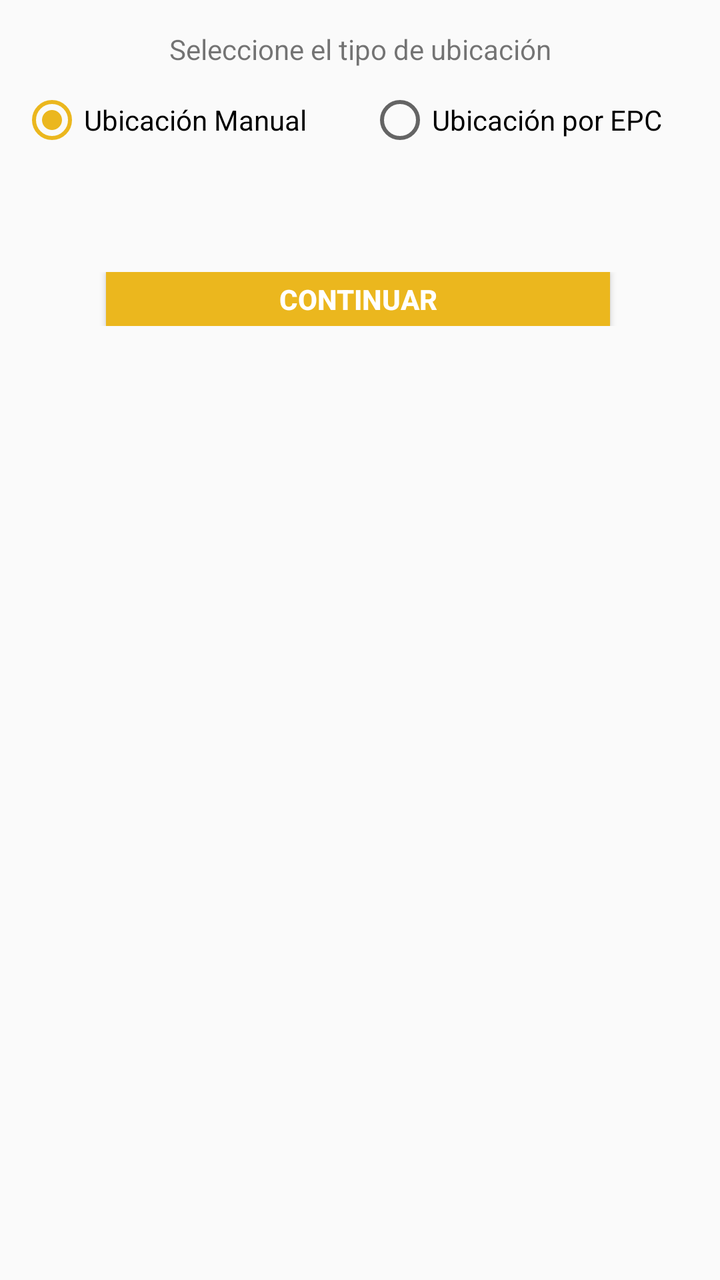
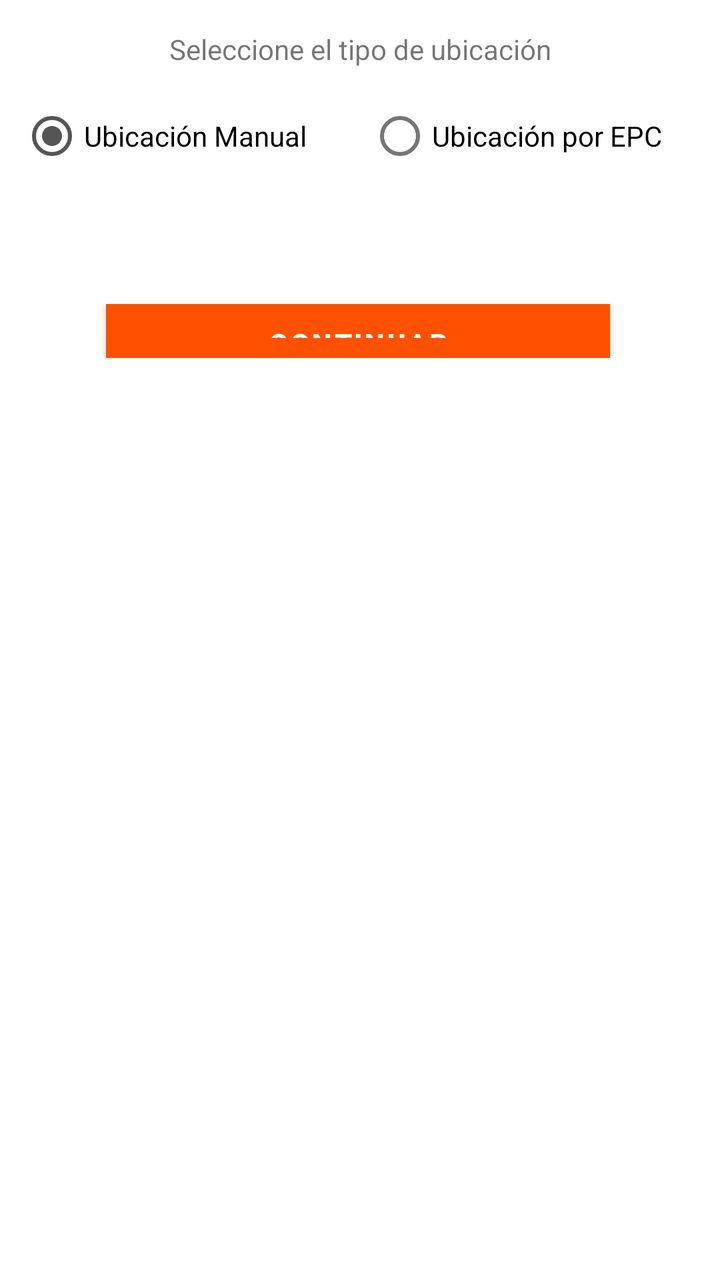

Compare the two renders of this Android layout. The source of the first and the diff that turns it into the second are given below.
<!-- AndroidManifest.xml: application theme AppTheme -->
<!-- res/layout/activity_asignar_ubicacion.xml -->
<?xml version="1.0" encoding="utf-8"?>
<android.support.constraint.ConstraintLayout
    xmlns:android="http://schemas.android.com/apk/res/android"
    xmlns:app="http://schemas.android.com/apk/res-auto"
    xmlns:tools="http://schemas.android.com/tools"
    android:layout_width="match_parent"
    android:layout_height="match_parent"
    tools:context=".Locate_Assets.AsignarUbicacion">

    <ScrollView
        android:id="@+id/elegirubicacion"
        android:layout_width="0dp"
        android:layout_height="match_parent"
        android:layout_marginBottom="8dp"
        app:layout_constraintBottom_toBottomOf="parent"
        app:layout_constraintEnd_toEndOf="parent"
        app:layout_constraintStart_toStartOf="parent">

        <LinearLayout
            android:layout_width="match_parent"
            android:layout_height="wrap_content"
            android:orientation="vertical">


            
            <TextView
                android:id="@+id/lblTipoUbicacion"
                android:layout_width="match_parent"
                android:layout_height="match_parent"
                android:textAlignment="center"
                android:text="Seleccione el tipo de ubicación"
                android:layout_marginTop="15dp"
                android:layout_marginBottom="10dp"
                />
            <RadioGroup
                android:id="@+id/opciones_inventario"
                android:layout_width="match_parent"
                android:layout_height="wrap_content"
                android:layout_marginBottom="40dp"
                android:layout_marginLeft="10dp"
                android:checkedButton="@id/rbt_ubicManual"
                android:orientation="horizontal"
                >

                <RadioButton
                    android:id="@+id/rbt_ubicManual"
                    android:layout_width="3dp"
                    android:layout_height="wrap_content"
                    android:layout_weight="0.8"
                    android:text="Ubicación Manual"
                    android:onClick="onRadioButtonClicked"/>

                <RadioButton
                    android:id="@+id/rbt_ubicPorEpc"
                    android:layout_width="5dp"
                    android:layout_height="wrap_content"
                    android:layout_weight="0.8"
                    android:text="Ubicación por EPC"
                    android:onClick="onRadioButtonClicked"/>
            </RadioGroup>

            <LinearLayout
                android:id="@+id/PanelEpc"
                android:layout_width="match_parent"
                android:layout_height="match_parent"
                android:orientation="horizontal"
                android:visibility="gone">

                <LinearLayout
                    android:layout_width="20dp"
                    android:layout_height="match_parent"
                    android:orientation="horizontal"></LinearLayout>

                <EditText
                    android:id="@+id/txt_epcInventario"
                    android:layout_width="wrap_content"
                    android:layout_height="wrap_content"
                    android:layout_weight="1"
                    android:ems="10"
                    android:inputType="textPersonName"
                    android:hint="Lea un Tag"
                    android:maxLength="24"
                    android:enabled="false"
                    android:textSize="18px"/>

                <LinearLayout
                    android:layout_width="17dp"
                    android:layout_height="match_parent"
                    android:orientation="horizontal"></LinearLayout>

                <Button
                    android:id="@+id/btn_ver"
                    android:layout_width="68dp"
                    android:layout_height="27dp"
                    android:layout_weight="1"
                    android:background="@color/colorPrimary"
                    android:text="@string/ver"
                    android:textColor="@android:color/background_light"
                    android:textStyle="bold" />

                <LinearLayout
                    android:layout_width="20dp"
                    android:layout_height="match_parent"
                    android:orientation="horizontal"></LinearLayout>
            </LinearLayout>


            


            <LinearLayout
                android:id="@+id/Espacio1"
                android:layout_width="match_parent"
                android:layout_height="21dp"
                android:orientation="vertical"
                android:visibility="gone"></LinearLayout>

            <LinearLayout
                android:id="@+id/Espacio2"
                android:layout_width="match_parent"
                android:layout_height="28dp"
                android:orientation="vertical"
                android:visibility="gone"></LinearLayout>

            <LinearLayout
                android:id="@+id/panelVista"
                android:layout_width="match_parent"
                android:layout_height="match_parent"
                android:orientation="horizontal"
                android:visibility="gone"
                >
                <EditText
                    android:id="@+id/SectorTexto"
                    android:layout_width="match_parent"
                    android:layout_marginRight="30dp"
                    android:layout_marginLeft="30dp"
                    android:layout_marginBottom="10dp"
                    android:layout_height="wrap_content"
                    android:textAlignment="center"
                    android:hint="Sector de toma"
                    android:enabled="false"
                    android:singleLine="true"/>


            </LinearLayout>

            <LinearLayout
                android:id="@+id/Espacio3"
                android:layout_width="match_parent"
                android:layout_height="21dp"
                android:orientation="vertical"
                android:visibility="gone"></LinearLayout>


            


            
            <LinearLayout
                android:id="@+id/Espacio4"
                android:layout_width="match_parent"
                android:layout_height="10dp"
                android:orientation="vertical"
                android:visibility="gone"></LinearLayout>

            <LinearLayout
                android:id="@+id/PanelTituloRazon"
                android:layout_width="match_parent"
                android:layout_height="match_parent"
                android:orientation="horizontal"
                android:visibility="gone">

                <LinearLayout
                    android:layout_width="17dp"
                    android:layout_height="match_parent"
                    android:orientation="horizontal"></LinearLayout>

                <TextView
                    android:id="@+id/lbl_compania"
                    android:layout_width="92dp"
                    android:layout_height="wrap_content"
                    android:layout_weight="1"
                    android:text="@string/compañia_actualiza" />

                <LinearLayout
                    android:layout_width="14dp"
                    android:layout_height="match_parent"
                    android:orientation="horizontal"></LinearLayout>
            </LinearLayout>

            
            <LinearLayout
                android:id="@+id/Espacio5"
                android:layout_width="match_parent"
                android:layout_height="10dp"
                android:orientation="vertical"
                android:visibility="gone"></LinearLayout>

            <LinearLayout
                android:id="@+id/PanelRazonSpinner"
                android:layout_width="match_parent"
                android:layout_height="match_parent"
                android:orientation="horizontal"
                android:visibility="gone">

                <LinearLayout
                    android:layout_width="17dp"
                    android:layout_height="match_parent"
                    android:orientation="horizontal"></LinearLayout>

                <Spinner
                    android:id="@+id/compania_toma"
                    android:layout_width="wrap_content"
                    android:layout_height="wrap_content"
                    android:layout_weight="5"
                    android:ems="10"/>

                <LinearLayout
                    android:layout_width="14dp"
                    android:layout_height="match_parent"
                    android:orientation="horizontal"></LinearLayout>
            </LinearLayout>

            
            <LinearLayout
                android:id="@+id/Espacio6"
                android:layout_width="match_parent"
                android:layout_height="10dp"
                android:orientation="vertical"
                android:visibility="gone"></LinearLayout>

            <LinearLayout
                android:id="@+id/PanelTituloEdificio"
                android:layout_width="match_parent"
                android:layout_height="match_parent"
                android:orientation="horizontal"
                android:visibility="gone">

                <LinearLayout
                    android:layout_width="17dp"
                    android:layout_height="match_parent"
                    android:orientation="horizontal"></LinearLayout>

                <TextView
                    android:id="@+id/lbl_edificio"
                    android:layout_width="92dp"
                    android:layout_height="wrap_content"
                    android:layout_weight="1"
                    android:text="@string/edificio_actualiza" />

                <LinearLayout
                    android:layout_width="14dp"
                    android:layout_height="match_parent"
                    android:orientation="horizontal"></LinearLayout>
            </LinearLayout>

            <LinearLayout
                android:id="@+id/Espacio7"
                android:layout_width="match_parent"
                android:layout_height="10dp"
                android:orientation="vertical"
                android:visibility="gone"></LinearLayout>

            <LinearLayout
                android:id="@+id/PanelEdificioSpinner"
                android:layout_width="match_parent"
                android:layout_height="match_parent"
                android:orientation="horizontal"
                android:visibility="gone">

                <LinearLayout
                    android:layout_width="17dp"
                    android:layout_height="match_parent"
                    android:orientation="horizontal"></LinearLayout>

                <Spinner
                    android:id="@+id/edificio_toma"
                    android:layout_width="wrap_content"
                    android:layout_height="wrap_content"
                    android:layout_weight="5"
                    android:ems="10"/>

                <LinearLayout
                    android:layout_width="14dp"
                    android:layout_height="match_parent"
                    android:orientation="horizontal"></LinearLayout>
            </LinearLayout>

            
            <LinearLayout
                android:id="@+id/Espacio8"
                android:layout_width="match_parent"
                android:layout_height="10dp"
                android:orientation="vertical"
                android:visibility="gone"></LinearLayout>

            <LinearLayout
                android:id="@+id/PanelTituloPiso"
                android:layout_width="match_parent"
                android:layout_height="match_parent"
                android:orientation="horizontal"
                android:visibility="gone">

                <LinearLayout
                    android:layout_width="17dp"
                    android:layout_height="match_parent"
                    android:orientation="horizontal"></LinearLayout>

                <TextView
                    android:id="@+id/lbl_piso"
                    android:layout_width="92dp"
                    android:layout_height="wrap_content"
                    android:layout_weight="1"
                    android:text="@string/piso_actualiza" />

                <LinearLayout
                    android:layout_width="14dp"
                    android:layout_height="match_parent"
                    android:orientation="horizontal"></LinearLayout>
            </LinearLayout>

            <LinearLayout
                android:id="@+id/Espacio9"
                android:layout_width="match_parent"
                android:layout_height="10dp"
                android:orientation="vertical"
                android:visibility="gone"></LinearLayout>

            <LinearLayout
                android:id="@+id/PanelPisoSpinner"
                android:layout_width="match_parent"
                android:layout_height="match_parent"
                android:orientation="horizontal"
                android:visibility="gone">

                <LinearLayout
                    android:layout_width="17dp"
                    android:layout_height="match_parent"
                    android:orientation="horizontal"></LinearLayout>

                <Spinner
                    android:id="@+id/piso_toma"
                    android:layout_width="wrap_content"
                    android:layout_height="wrap_content"
                    android:layout_weight="5"
                    android:ems="10"/>

                <LinearLayout
                    android:layout_width="14dp"
                    android:layout_height="match_parent"
                    android:orientation="horizontal"></LinearLayout>
            </LinearLayout>

            
            <LinearLayout
                android:id="@+id/Espacio10"
                android:layout_width="match_parent"
                android:layout_height="10dp"
                android:orientation="vertical"
                android:visibility="visible"></LinearLayout>

            <LinearLayout
                android:id="@+id/PanelTituloSector"
                android:layout_width="match_parent"
                android:layout_height="match_parent"
                android:orientation="horizontal"
                android:visibility="gone">
                <LinearLayout
                    android:layout_width="17dp"
                    android:layout_height="match_parent"
                    android:orientation="horizontal"></LinearLayout>
                <TextView
                    android:id="@+id/lbl_oficina"
                    android:layout_width="30dp"
                    android:layout_height="wrap_content"
                    android:layout_weight="1"
                    android:text="@string/oficina_actualiza" />
                <EditText
                    android:id="@+id/etxtSectorBusqueda"
                    android:layout_width="190dp"
                    android:layout_height="wrap_content"></EditText>
                <LinearLayout
                    android:layout_width="14dp"
                    android:layout_height="match_parent"
                    android:orientation="horizontal"></LinearLayout>
            </LinearLayout>

            <LinearLayout
                android:id="@+id/Espacio11"
                android:layout_width="match_parent"
                android:layout_height="10dp"
                android:orientation="vertical"
                android:visibility="gone"></LinearLayout>

            <LinearLayout
                android:id="@+id/PanelSectorSpinner"
                android:layout_width="match_parent"
                android:layout_height="match_parent"
                android:layout_marginBottom="25dp"
                android:orientation="horizontal"
                android:visibility="gone"
                >

                <LinearLayout
                    android:layout_width="17dp"
                    android:layout_height="match_parent"
                    android:orientation="horizontal"></LinearLayout>

                <Spinner
                    android:id="@+id/oficina_toma"
                    android:layout_width="wrap_content"
                    android:layout_height="wrap_content"
                    android:layout_weight="5"
                    android:ems="10"/>

                <LinearLayout
                    android:layout_width="14dp"
                    android:layout_height="match_parent"
                    android:orientation="horizontal"></LinearLayout>
            </LinearLayout>



            
            <LinearLayout
                android:layout_marginTop="10dp"
                android:layout_width="match_parent"
                android:layout_height="match_parent"
                android:orientation="horizontal"
                >

                <LinearLayout
                    android:layout_width="53dp"
                    android:layout_height="match_parent"
                    android:orientation="horizontal"></LinearLayout>

                <Button
                    android:id="@+id/btn_continua"
                    android:layout_width="184dp"
                    android:layout_height="27dp"
                    android:layout_weight="1"
                    android:background="@color/colorPrimary"
                    android:text="@string/conti"
                    android:textColor="@android:color/background_light"
                    android:textStyle="bold" />

                <LinearLayout
                    android:layout_width="55dp"
                    android:layout_height="match_parent"
                    android:orientation="horizontal"></LinearLayout>
            </LinearLayout>
            


            <LinearLayout
                android:layout_width="match_parent"
                android:layout_height="46dp"
                android:orientation="vertical"></LinearLayout>


            
            




        </LinearLayout>
    </ScrollView>


</android.support.constraint.ConstraintLayout>
<!-- resources referenced by this layout -->
<resources>
  <color name="colorPrimary">#EBB71E</color>
  <string name="conti">Continuar</string>
  <string name="edificio_actualiza">Edficio:</string>
  <string name="oficina_actualiza">Oficina:</string>
  <string name="piso_actualiza">Piso:</string>
  <string name="ver">Ver</string>
  <style name="AppTheme" parent="Base.Theme.AppCompat.Light.DarkActionBar">
          
          <item name="colorPrimary">@color/colorPrimary</item>
          <item name="colorPrimaryDark">@color/colorPrimaryDark</item>
          <item name="colorAccent">@color/colorPrimary</item>
          <item name="android:textColorPrimary">@color/colorAccent</item>
          <item name="colorControlHighlight">@color/colorAccent</item>
      </style>
  <color name="colorPrimaryDark">#CE9D0C</color>
  <color name="colorAccent">#555555</color>
</resources>

<!-- the commit's change to res/layout/activity_asignar_ubicacion.xml (unified diff, before → after) -->
@@ -1,5 +1,5 @@
 <?xml version="1.0" encoding="utf-8"?>
-<android.support.constraint.ConstraintLayout
+<androidx.constraintlayout.widget.ConstraintLayout
     xmlns:android="http://schemas.android.com/apk/res/android"
     xmlns:app="http://schemas.android.com/apk/res-auto"
     xmlns:tools="http://schemas.android.com/tools"
@@ -468,4 +468,4 @@
     </ScrollView>
 
 
-</android.support.constraint.ConstraintLayout>
+</androidx.constraintlayout.widget.ConstraintLayout>
<!-- resource entries referenced after the edit -->
@@ -1,20 +1,25 @@
 <!-- resources referenced by this layout -->
 <resources>
-  <color name="colorPrimary">#EBB71E</color>
+  <color name="colorPrimary">#FF5100</color>
   <string name="conti">Continuar</string>
   <string name="edificio_actualiza">Edficio:</string>
   <string name="oficina_actualiza">Oficina:</string>
   <string name="piso_actualiza">Piso:</string>
   <string name="ver">Ver</string>
-  <style name="AppTheme" parent="Base.Theme.AppCompat.Light.DarkActionBar">
+  <style name="AppTheme" parent="Theme.MaterialComponents.Light.DarkActionBar">
           
           <item name="colorPrimary">@color/colorPrimary</item>
-          <item name="colorPrimaryDark">@color/colorPrimaryDark</item>
-          <item name="colorAccent">@color/colorPrimary</item>
-          <item name="android:textColorPrimary">@color/colorAccent</item>
+          <item name="colorPrimaryVariant">@color/colorPrimaryDark</item>
+          <item name="colorSecondary">@color/colorAccent</item>
+  
+          
+          <item name="android:textColorPrimary">@color/colorPrimary</item>
           <item name="colorControlHighlight">@color/colorAccent</item>
+  
+          
+          <item name="materialButtonStyle">@style/Widget.MaterialComponents.Button</item>
       </style>
-  <color name="colorPrimaryDark">#CE9D0C</color>
+  <color name="colorPrimaryDark">#FFFFFF</color>
   <color name="colorAccent">#555555</color>
 </resources>
 
